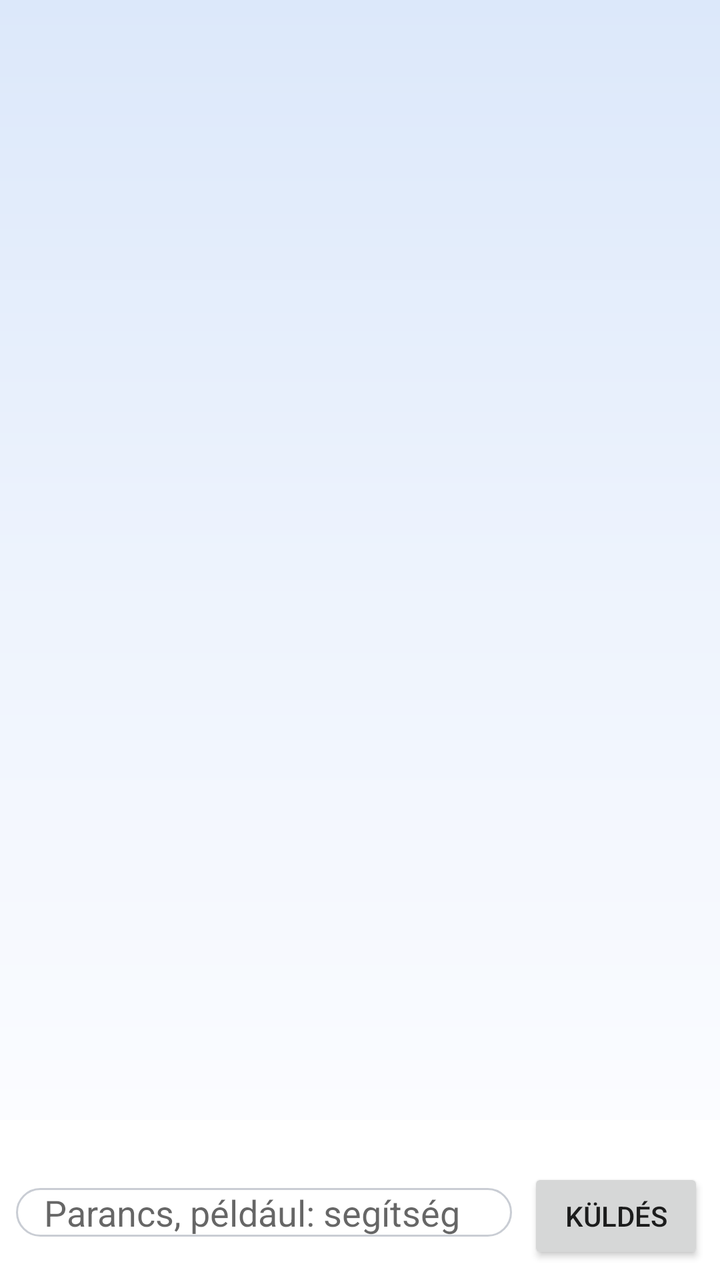
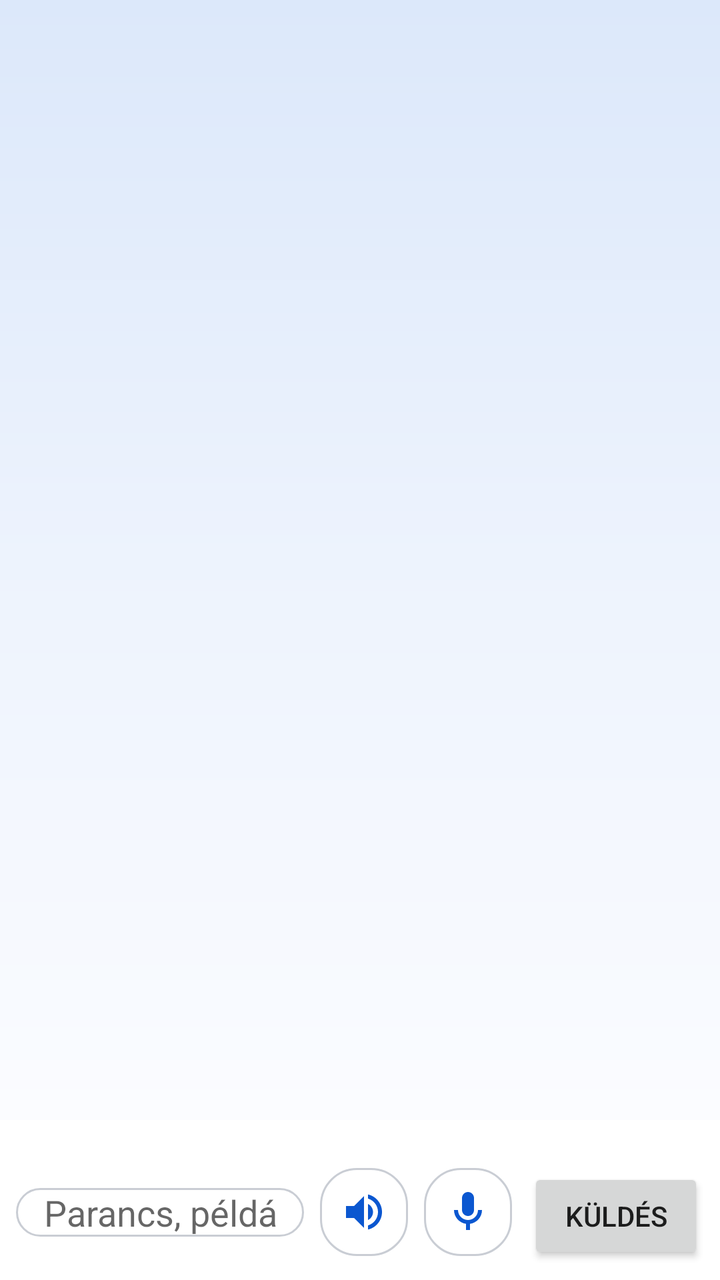

An Android layout rendered at two revisions. The XML below is the earlier revision; the diff shows what the commit changed to produce the second picture.
<!-- AndroidManifest.xml: application theme AppTheme -->
<!-- res/layout/activity_main.xml -->
<?xml version="1.0" encoding="utf-8"?>
<LinearLayout xmlns:android="http://schemas.android.com/apk/res/android"
    android:layout_width="match_parent"
    android:layout_height="match_parent"
    android:orientation="vertical">

    <ListView
        android:id="@+id/message_list"
        android:layout_width="match_parent"
        android:layout_height="0dp"
        android:layout_weight="1"
        android:background="@drawable/chat_background"
        android:divider="@null"
        android:dividerHeight="0dp"
        android:paddingLeft="12dp"
        android:paddingRight="12dp"
        android:stackFromBottom="true"
        android:transcriptMode="alwaysScroll" />

    <HorizontalScrollView
        android:layout_width="match_parent"
        android:layout_height="wrap_content"
        android:background="@color/input_background"
        android:scrollbars="none">

        <LinearLayout
            android:id="@+id/chips_container"
            android:layout_width="wrap_content"
            android:layout_height="wrap_content"
            android:orientation="horizontal"
            android:padding="8dp" />
    </HorizontalScrollView>

    <LinearLayout
        android:layout_width="match_parent"
        android:layout_height="wrap_content"
        android:orientation="horizontal"
        android:padding="8dp"
        android:background="@color/input_background">

        <EditText
            android:id="@+id/command_input"
            android:layout_width="0dp"
            android:layout_height="wrap_content"
            android:layout_weight="1"
            android:background="@drawable/chip_background"
            android:hint="@string/input_hint"
            android:imeOptions="actionSend"
            android:inputType="text"
            android:maxLines="3"
            android:paddingLeft="14dp"
            android:paddingRight="14dp" />

        <Button
            android:id="@+id/send_button"
            android:layout_width="wrap_content"
            android:layout_height="wrap_content"
            android:layout_marginLeft="8dp"
            android:text="@string/send" />
    </LinearLayout>
</LinearLayout>
<!-- resources referenced by this layout -->
<resources>
  <color name="input_background">#FFFFFF</color>
  <!-- drawable chat_background (drawable) -->
  <?xml version="1.0" encoding="utf-8"?>
  <shape xmlns:android="http://schemas.android.com/apk/res/android"
      android:shape="rectangle">
      <gradient
          android:angle="270"
          android:startColor="#DCE8FA"
          android:centerColor="#EDF3FD"
          android:endColor="#FBFCFF"
          android:type="linear" />
  </shape>
  <!-- drawable chip_background (drawable) -->
  <?xml version="1.0" encoding="utf-8"?>
  <shape xmlns:android="http://schemas.android.com/apk/res/android"
      android:shape="rectangle">
      <solid android:color="@android:color/white" />
      <stroke android:width="1dp" android:color="@color/chip_stroke" />
      <corners android:radius="18dp" />
  </shape>
  <string name="input_hint">Parancs, például: segítség</string>
  <string name="send">Küldés</string>
  <style name="AppTheme" parent="@android:style/Theme.Material.Light.DarkActionBar">
          <item name="android:colorPrimary">@color/primary</item>
          <item name="android:colorPrimaryDark">@color/primary_dark</item>
          <item name="android:colorAccent">@color/primary</item>
          <item name="android:windowBackground">@android:color/white</item>
      </style>
  <color name="chip_stroke">#C9CDD4</color>
  <color name="primary">#0B57D0</color>
  <color name="primary_dark">#0842A0</color>
</resources>

<!-- the commit's change to res/layout/activity_main.xml (unified diff, before → after) -->
@@ -51,6 +51,30 @@
             android:paddingLeft="14dp"
             android:paddingRight="14dp" />
 
+        <ImageButton
+            android:id="@+id/speak_toggle"
+            android:layout_width="44dp"
+            android:layout_height="44dp"
+            android:layout_marginLeft="8dp"
+            android:background="@drawable/chip_background"
+            android:contentDescription="@string/speak_toggle_desc"
+            android:padding="10dp"
+            android:scaleType="fitCenter"
+            android:src="@drawable/ic_speaker"
+            android:tint="@color/primary" />
+
+        <ImageButton
+            android:id="@+id/mic_button"
+            android:layout_width="44dp"
+            android:layout_height="44dp"
+            android:layout_marginLeft="8dp"
+            android:background="@drawable/chip_background"
+            android:contentDescription="@string/mic_button_desc"
+            android:padding="10dp"
+            android:scaleType="fitCenter"
+            android:src="@drawable/ic_mic"
+            android:tint="@color/primary" />
+
         <Button
             android:id="@+id/send_button"
             android:layout_width="wrap_content"
<!-- resource entries referenced after the edit -->
@@ -20,8 +20,32 @@
       <stroke android:width="1dp" android:color="@color/chip_stroke" />
       <corners android:radius="18dp" />
   </shape>
+  <!-- drawable ic_mic (drawable) -->
+  <?xml version="1.0" encoding="utf-8"?>
+  <vector xmlns:android="http://schemas.android.com/apk/res/android"
+      android:width="24dp"
+      android:height="24dp"
+      android:viewportWidth="24"
+      android:viewportHeight="24">
+      <path
+          android:fillColor="#FF000000"
+          android:pathData="M12,14c1.66,0 3,-1.34 3,-3V5c0,-1.66 -1.34,-3 -3,-3S9,3.34 9,5v6c0,1.66 1.34,3 3,3zM17,11c0,2.76 -2.24,5 -5,5s-5,-2.24 -5,-5H5c0,3.53 2.61,6.43 6,6.92V21h2v-3.08c3.39,-0.49 6,-3.39 6,-6.92h-2z" />
+  </vector>
+  <!-- drawable ic_speaker (drawable) -->
+  <?xml version="1.0" encoding="utf-8"?>
+  <vector xmlns:android="http://schemas.android.com/apk/res/android"
+      android:width="24dp"
+      android:height="24dp"
+      android:viewportWidth="24"
+      android:viewportHeight="24">
+      <path
+          android:fillColor="#FF000000"
+          android:pathData="M3,9v6h4l5,5V4L7,9H3zM16.5,12c0,-1.77 -1.02,-3.29 -2.5,-4.03v8.05c1.48,-0.73 2.5,-2.25 2.5,-4.02zM14,3.23v2.06c2.89,0.86 5,3.54 5,6.71s-2.11,5.85 -5,6.71v2.06c4.01,-0.91 7,-4.49 7,-8.77s-2.99,-7.86 -7,-8.77z" />
+  </vector>
   <string name="input_hint">Parancs, például: segítség</string>
+  <string name="mic_button_desc">Parancs bemondása hanggal</string>
   <string name="send">Küldés</string>
+  <string name="speak_toggle_desc">Válaszok felolvasásának be- és kikapcsolása</string>
   <style name="AppTheme" parent="@android:style/Theme.Material.Light.DarkActionBar">
           <item name="android:colorPrimary">@color/primary</item>
           <item name="android:colorPrimaryDark">@color/primary_dark</item>
